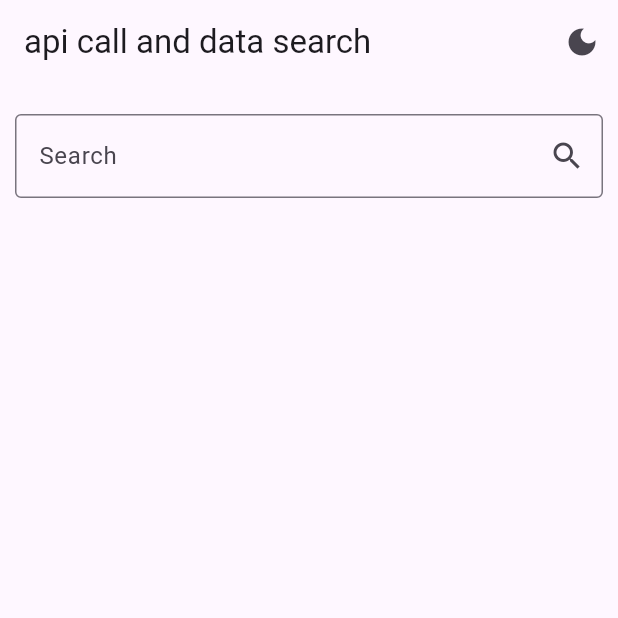
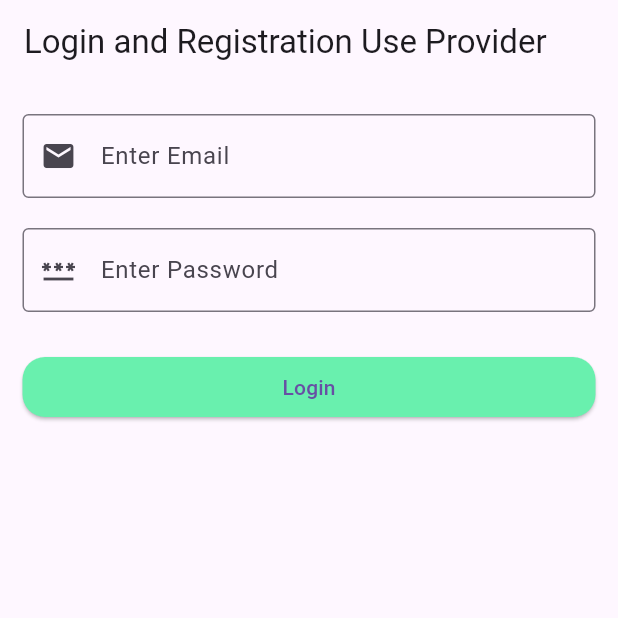
Before and after one commit to AbuRasel9/Provider-State-Management, a Flutter app: the screen it shows after launch, on a phone screen of 412 x 824 dp, the top half of it. Run offline on Flutter 3.47's test engine with Material 3 defaults, Android fonts, the phone set to English and light mode, and no system bars.

Commit message:
login use provider

```diff
--- a/lib/Screen/home_screen.dart
+++ b/lib/Screen/home_screen.dart
@@ -81,7 +81,7 @@ class _HomeScreenState extends State<HomeScreen> {
                                 value.search("");
                                 searchTextController.clear();
                               },
-                              icon: Icon(
+                              icon: const Icon(
                                 Icons.highlight_remove_outlined,
                               ),
                             ),
@@ -93,7 +93,8 @@ class _HomeScreenState extends State<HomeScreen> {
                       )
                     : Expanded(
                         child: Padding(
-                          padding: const EdgeInsets.symmetric(vertical: 20.0,horizontal: 15),
+                          padding: const EdgeInsets.symmetric(
+                              vertical: 20.0, horizontal: 15),
                           child: ListView.builder(
                               itemCount: value.data.length,
                               itemBuilder: (context, index) {
--- /dev/null
+++ b/lib/Screen/login_screen.dart
@@ -0,0 +1,74 @@
+import 'package:flutter/material.dart';
+import 'package:provider/provider.dart';
+import 'package:provider_counter_app/provider/auth_provider.dart';
+import 'package:provider_counter_app/provider/theme_changer_provider.dart';
+import 'package:provider_counter_app/services/network_requister.dart';
+
+class Login_screen extends StatefulWidget {
+  const Login_screen({super.key});
+
+  @override
+  State<Login_screen> createState() => _Login_screenState();
+}
+
+class _Login_screenState extends State<Login_screen> {
+  final emailtxtController = TextEditingController();
+  final passwordtxtController = TextEditingController();
+
+  @override
+  Widget build(BuildContext context) {
+    return Scaffold(
+      appBar: AppBar(
+        title: const Text("Login and Registration Use Provider"),
+      ),
+      body: Padding(
+        padding: const EdgeInsets.symmetric(horizontal: 15, vertical: 20),
+        child: Column(
+          children: [
+            TextFormField(
+              controller: emailtxtController,
+              decoration: const InputDecoration(
+                  hintText: "Enter Email",
+                  prefixIcon: Icon(Icons.email),
+                  border: OutlineInputBorder()),
+            ),
+            const SizedBox(
+              height: 20,
+            ),
+            TextFormField(
+              controller: passwordtxtController,
+              decoration: const InputDecoration(
+                  hintText: "Enter Password",
+                  prefixIcon: Icon(Icons.password),
+                  border: OutlineInputBorder()),
+            ),
+            const SizedBox(
+              height: 30,
+            ),
+
+            //loging button
+            Consumer<AuthProvider>(builder: (context,data,child){
+              return SizedBox(
+                  height: 40,
+                  width: double.infinity,
+                  child: ElevatedButton(
+                    onPressed: () {
+                      data.loginWithApi(emailtxtController.text,passwordtxtController.text);
+
+                    },
+                    style: ElevatedButton.styleFrom(
+                        backgroundColor: Colors.greenAccent,
+                        shape: RoundedRectangleBorder(
+                            borderRadius: BorderRadius.circular(15))),
+
+                    child: data.isLoading?CircularProgressIndicator(): Text("Login"),
+                  ));
+
+            })
+
+          ],
+        ),
+      ),
+    );
+  }
+}
--- a/lib/main.dart
+++ b/lib/main.dart
@@ -1,11 +1,13 @@
 import 'package:flutter/material.dart';
 import 'package:provider/provider.dart';
 import 'package:provider_counter_app/Screen/home_screen.dart';
+import 'package:provider_counter_app/Screen/login_screen.dart';
 import 'package:provider_counter_app/provider/api_call_provider.dart';
+import 'package:provider_counter_app/provider/auth_provider.dart';
 import 'package:provider_counter_app/provider/theme_changer_provider.dart';
 
 void main(){
-  runApp(MyApp());
+  runApp(const MyApp());
 }
 
 class MyApp extends StatelessWidget {
@@ -16,8 +18,9 @@ class MyApp extends StatelessWidget {
     return MultiProvider(
       providers: [
         //container opacity change provider
+        ChangeNotifierProvider(create: (_)=>ThemeChangeProvider(),),
         ChangeNotifierProvider(create: (_)=>ApiCallProvider(),),
-        ChangeNotifierProvider(create: (_)=>ThemeChangeProvider(),),
+        ChangeNotifierProvider(create: (_)=>AuthProvider(),),
         //dark theme provider
       ],
       child: Builder(
@@ -29,7 +32,7 @@ class MyApp extends StatelessWidget {
             darkTheme: ThemeData(
               brightness: Brightness.dark
             ),
-            home: HomeScreen(),
+            home: const Login_screen(),
           );
         }
       ),
--- /dev/null
+++ b/lib/provider/auth_provider.dart
@@ -0,0 +1,40 @@
+
+
+import 'package:flutter/cupertino.dart';
+import 'package:http/http.dart' as http;
+
+class AuthProvider extends ChangeNotifier {
+
+  //is loading set
+  bool _isLoading=false;
+  //get is loading
+  bool get isLoading=>_isLoading;
+  //set loading
+  setLoading(bool status){
+    _isLoading=status;
+    notifyListeners();
+  }
+
+
+  loginWithApi(userName, password) async {
+    try{
+      setLoading(true);
+      http.Response response = await http.post(
+          Uri.parse("https://reqres.in/api/login"),
+          body: {"email": userName, "password": password});
+
+      if(response.statusCode==200){
+        setLoading(false);
+        print("Login Successfull");
+      }else{
+
+        setLoading(false);
+        print("Login not Successfull");
+      }
+
+    }catch(e){
+      print(e);
+    }
+
+  }
+}
```
